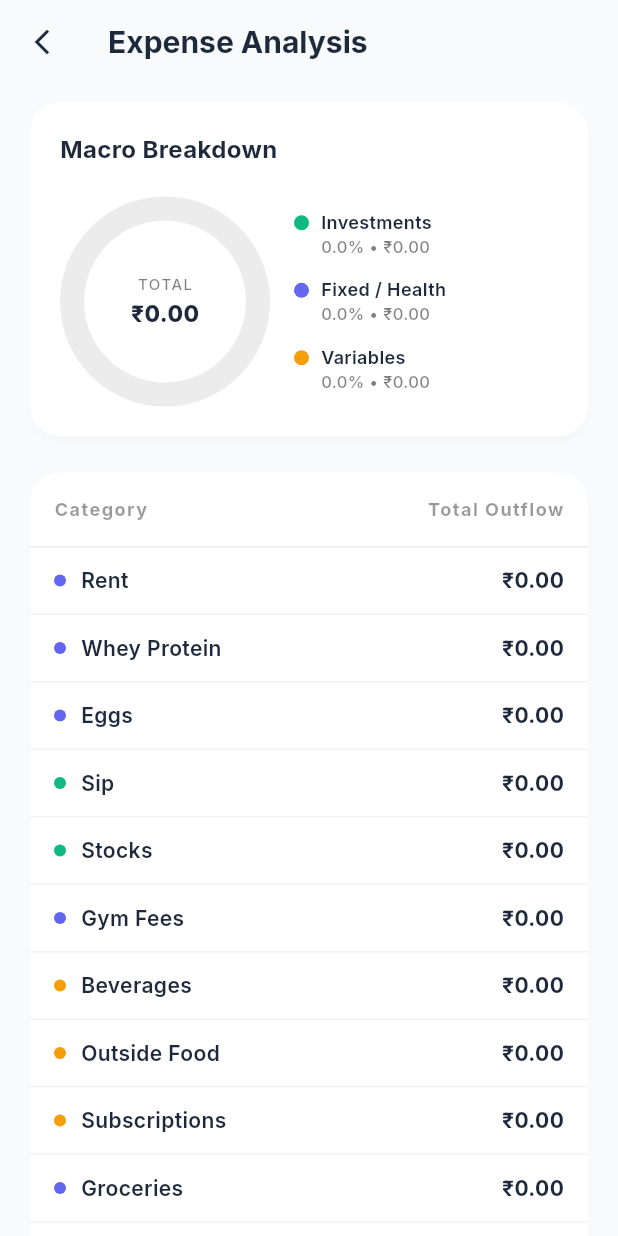
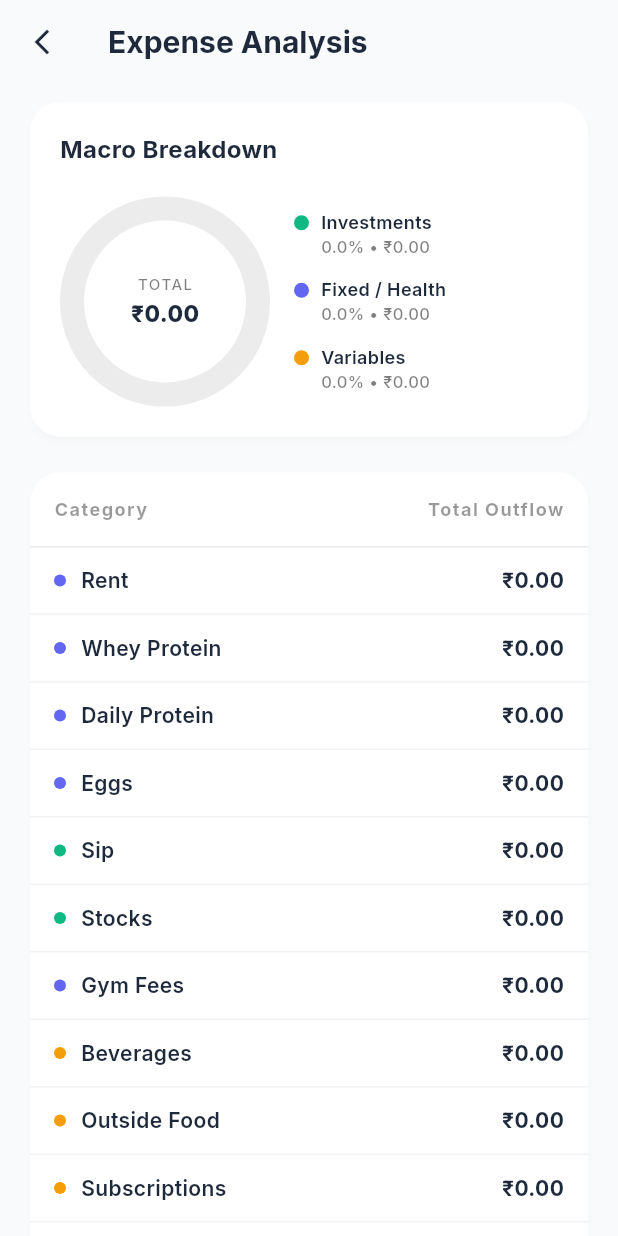
Before and after one commit to HarshitBilagi/FinMate, a Flutter app: the ExpensesScreen screen opened by its route, on a phone screen of 412 x 824 dp. Run offline on Flutter 3.47's test engine with Material 3 defaults, Android fonts, the light colour scheme and no system bars; our stand-ins replace firebase_core, firebase_messaging, flutter_local_notifications, google_fonts, local_auth, permission_handler and 1 more; missing offline and left inert: another_telephony; accounts and stored records are empty; network calls fail.

Commit message:
Updated Transaction Categories.

```diff
--- a/lib/screens/expenses/expenses_screen.dart
+++ b/lib/screens/expenses/expenses_screen.dart
@@ -30,6 +30,7 @@ class ExpensesScreen extends StatelessWidget {
         return const Color(0xFF10B981); // Investments - Emerald
       case 'rent':
       case 'whey protein':
+      case 'daily protein':
       case 'eggs':
       case 'gym fees':
       case 'groceries':
@@ -67,6 +68,7 @@ class ExpensesScreen extends StatelessWidget {
           final categoryTotals = <String, double>{
             'rent': 0.0,
             'whey protein': 0.0,
+            'daily protein': 0.0,
             'eggs': 0.0,
             'sip': 0.0,
             'stocks': 0.0,
@@ -98,6 +100,7 @@ class ExpensesScreen extends StatelessWidget {
 
           final double fixedHealthTotal = categoryTotals['rent']! +
               categoryTotals['whey protein']! +
+              categoryTotals['daily protein']! +
               categoryTotals['eggs']! +
               categoryTotals['gym fees']! +
               categoryTotals['groceries']! +
--- a/lib/screens/home/widgets/transaction_tile.dart
+++ b/lib/screens/home/widgets/transaction_tile.dart
@@ -129,6 +129,7 @@ class TransactionTile extends StatelessWidget {
     return switch (category.toLowerCase().trim()) {
       'rent' => Icons.home_outlined,
       'whey protein' => Icons.fitness_center_outlined,
+      'daily protein' => Icons.restaurant_menu_outlined,
       'eggs' => Icons.egg_outlined,
       'sip' => Icons.trending_up_outlined,
       'stocks' => Icons.show_chart_outlined,
@@ -146,6 +147,7 @@ class TransactionTile extends StatelessWidget {
     return switch (category.toLowerCase().trim()) {
       'rent' => const Color(0xFFEF4444),
       'whey protein' => const Color(0xFF6366F1),
+      'daily protein' => const Color(0xFFA855F7),
       'eggs' => const Color(0xFFF59E0B),
       'sip' => const Color(0xFF10B981),
       'stocks' => const Color(0xFF22C55E),
--- a/lib/screens/transactions/categorize_sheet.dart
+++ b/lib/screens/transactions/categorize_sheet.dart
@@ -26,6 +26,7 @@ class _CategorizeSheetState extends State<CategorizeSheet> {
   static const _categories = [
     _CategoryOption('rent', Icons.home_outlined, Color(0xFFEF4444)),
     _CategoryOption('whey protein', Icons.fitness_center_outlined, Color(0xFF6366F1)),
+    _CategoryOption('daily protein', Icons.restaurant_menu_outlined, Color(0xFFA855F7)),
     _CategoryOption('eggs', Icons.egg_outlined, Color(0xFFF59E0B)),
     _CategoryOption('sip', Icons.trending_up_outlined, Color(0xFF10B981)),
     _CategoryOption('stocks', Icons.show_chart_outlined, Color(0xFF22C55E)),
--- a/lib/screens/transactions/transaction_categorize_modal.dart
+++ b/lib/screens/transactions/transaction_categorize_modal.dart
@@ -31,6 +31,7 @@ class _TransactionCategorizeModalState
   static const _categories = [
     _CategoryOption('rent', Icons.home_outlined, Color(0xFFEF4444)),
     _CategoryOption('whey protein', Icons.fitness_center_outlined, Color(0xFF6366F1)),
+    _CategoryOption('daily protein', Icons.restaurant_menu_outlined, Color(0xFFA855F7)),
     _CategoryOption('eggs', Icons.egg_outlined, Color(0xFFF59E0B)),
     _CategoryOption('sip', Icons.trending_up_outlined, Color(0xFF10B981)),
     _CategoryOption('stocks', Icons.show_chart_outlined, Color(0xFF22C55E)),
--- a/lib/screens/transactions/transactions_screen.dart
+++ b/lib/screens/transactions/transactions_screen.dart
@@ -19,6 +19,7 @@ class TransactionsScreen extends StatelessWidget {
     return switch (category.toLowerCase().trim()) {
       'rent' => const Color(0xFFEF4444),
       'whey protein' => const Color(0xFF6366F1),
+      'daily protein' => const Color(0xFFA855F7),
       'eggs' => const Color(0xFFF59E0B),
       'sip' => const Color(0xFF10B981),
       'stocks' => const Color(0xFF22C55E),
```
